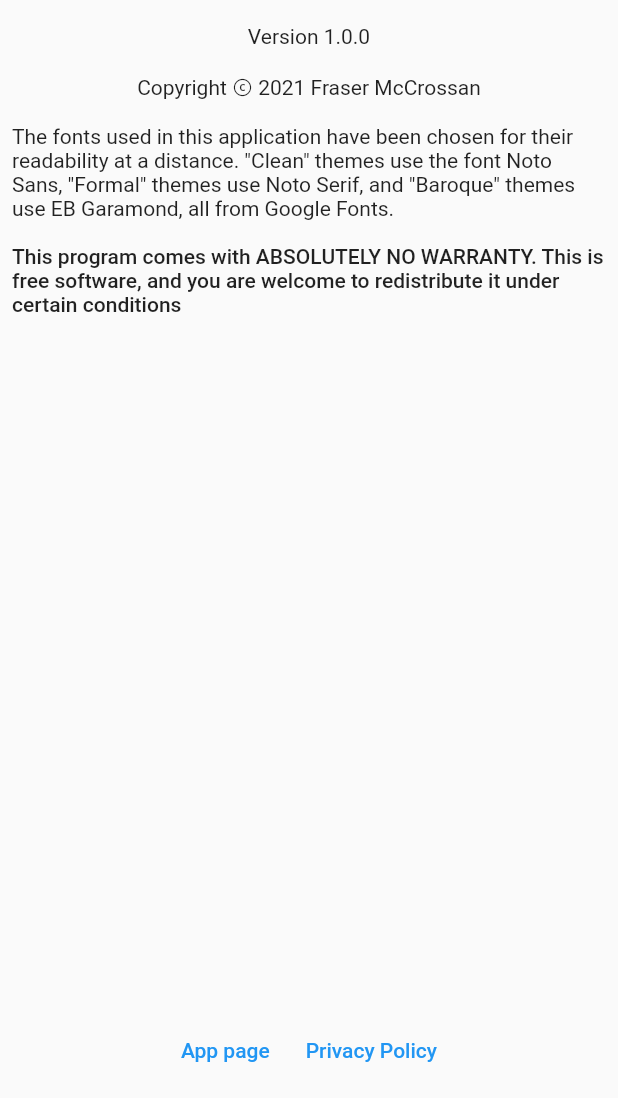
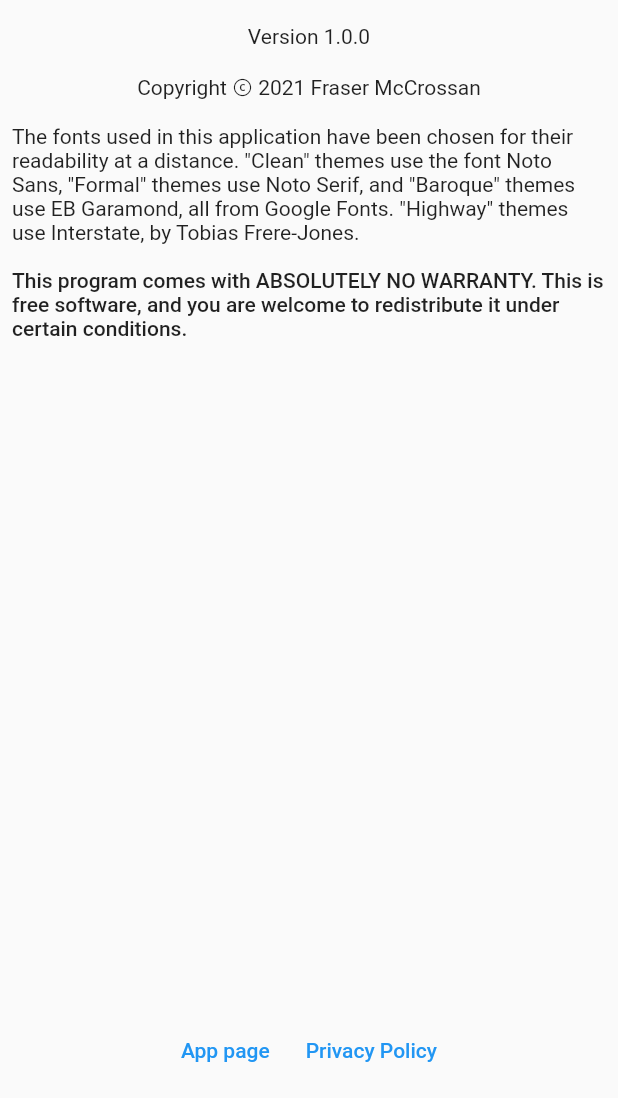
Before and after one commit to joatca/mpd-display, a Flutter app: the AboutPage screen opened directly, on a phone screen of 412 x 824 dp, the part 138-1236 px from its top. Run offline on Flutter 3.47's test engine with Material 2 defaults, Android fonts, the phone set to English and light mode, and no system bars; our stand-ins replace package_info_plus, shared_preferences; accounts and stored records are empty.

Commit message:
add Interstate font note to about screen; minor typo correction

```diff
--- a/lib/about.dart
+++ b/lib/about.dart
@@ -47,9 +47,9 @@ class _AboutPageState extends State<AboutPage> with TextUtil {
   static const ppUrl = 'https://apps.joat.me/page/privacy';
   static const copyYear = '2021';
   static const copyright = 'Fraser McCrossan';
-  static const fontCopy = 'The fonts used in this application have been chosen for their readability at a distance. "Clean" themes use the font Noto Sans, "Formal" themes use Noto Serif, and "Baroque" themes use EB Garamond, all from Google Fonts.';
+  static const fontCopy = 'The fonts used in this application have been chosen for their readability at a distance. "Clean" themes use the font Noto Sans, "Formal" themes use Noto Serif, and "Baroque" themes use EB Garamond, all from Google Fonts. "Highway" themes use Interstate, by Tobias Frere-Jones.';
   static const license =
-      'This program comes with ABSOLUTELY NO WARRANTY. This is free software, and you are welcome to redistribute it under certain conditions';
+      'This program comes with ABSOLUTELY NO WARRANTY. This is free software, and you are welcome to redistribute it under certain conditions.';
   String _version = '';
 
   @override
```
